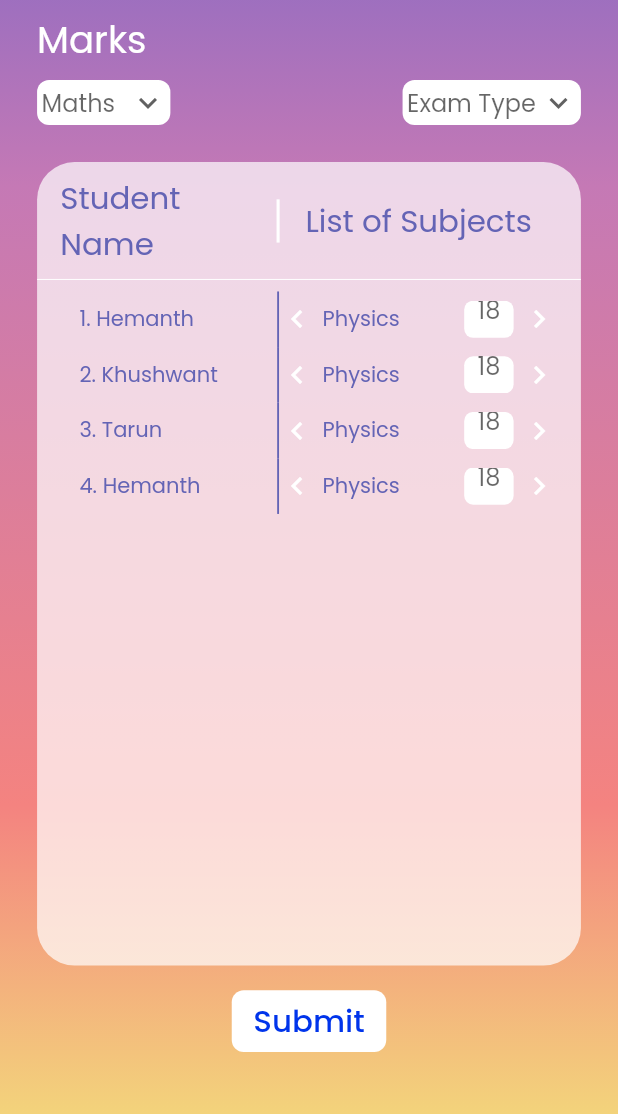
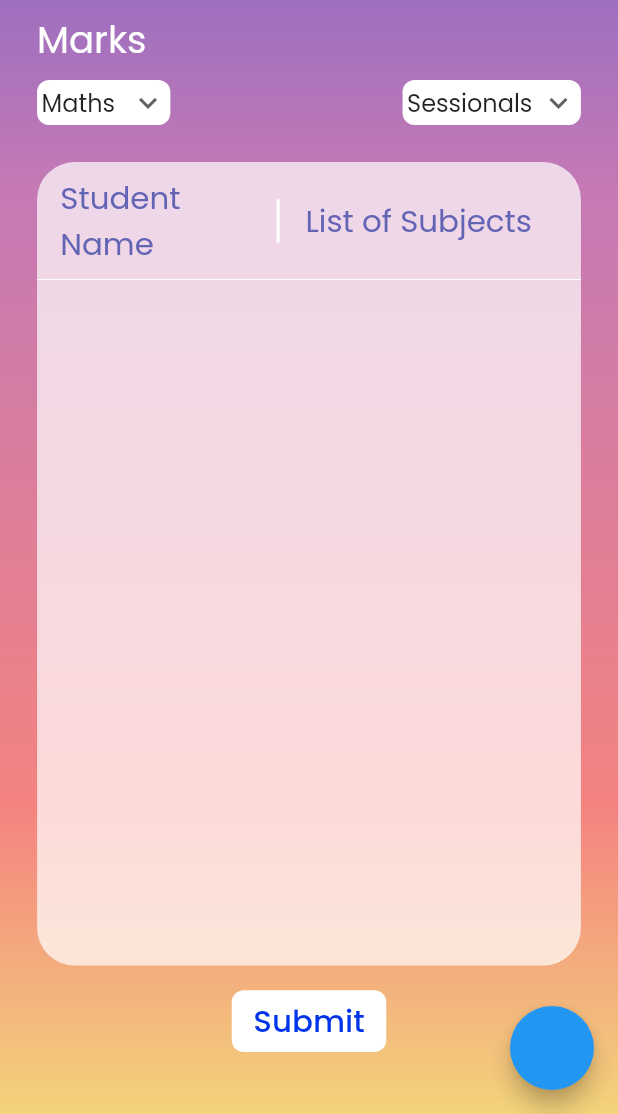
Before and after one commit to IVARA-Application/IV-APP-DEV-TEAM-2, a Flutter app: the TeacherHomepage screen opened directly, after a tap on "Enter Marks", on a phone screen of 412 x 824 dp, the part 122-1236 px from its top. Run offline on Flutter 3.47's test engine with Material 2 defaults, Android fonts, the phone set to English and light mode, and no system bars; drawn by our look-alikes of carousel_slider; our stand-ins replace cached_network_image, carousel_pro, chewie, circular_countdown_timer, cloud_firestore, dropdown_formfield and 14 more; missing offline and left inert: condition, flutter_cached_pdfview, flutter_downloader, flutter_glow; accounts and stored records are empty.

Commit message:
added marks

```diff
--- /dev/null
+++ b/lib/teacher_screen/homepage_screens/Methods/marksMethods.dart
@@ -0,0 +1,26 @@
+import 'package:cloud_firestore/cloud_firestore.dart';
+import 'package:firebase_core/firebase_core.dart';
+
+class MarksMethod {
+  static Future getMarks(int clasS) async {
+    List<Map<String, dynamic>> studentList = [];
+    QuerySnapshot querySnapshot = await FirebaseFirestore.instance
+        .collection("Users")
+        .where("userType", isEqualTo: "student")
+        .where('class', isEqualTo: clasS)
+        .get();
+    await Future.forEach(querySnapshot.docs, (doc) {
+      studentList
+          .add({'uid': doc['uid'], 'name': doc['name'], 'marks': doc['marks']});
+    });
+    print(studentList.length);
+    return studentList;
+  }
+
+  static void updateMarks(
+      {String uid, String examType, marks}) {
+    FirebaseFirestore.instance.collection("Users").doc(uid).update({
+      'marks.$examType': marks,
+    });
+  }
+}
--- a/lib/teacher_screen/homepage_screens/marks.dart
+++ b/lib/teacher_screen/homepage_screens/marks.dart
@@ -1,9 +1,14 @@
+import 'package:cloud_firestore/cloud_firestore.dart';
 import 'package:flutter/material.dart';
 import 'package:new_ivara_app/constant/colours.dart';
 import 'package:new_ivara_app/constant/constants.dart';
 import 'package:carousel_slider/carousel_slider.dart';
+import 'package:new_ivara_app/teacher_screen/homepage_screens/Methods/marksMethods.dart';
 
 class TeacherMarks extends StatefulWidget {
+  int clasS = 7;
+  String currentExamType;
+  TeacherMarks(this.currentExamType);
   @override
   _TeacherMarksState createState() => _TeacherMarksState();
 }
@@ -11,43 +16,13 @@ class TeacherMarks extends StatefulWidget {
 class _TeacherMarksState extends State<TeacherMarks> {
   final GlobalKey<ScaffoldState> _scaffoldKey = new GlobalKey<ScaffoldState>();
   List<String> subjects = ['Maths', 'Physics', 'Hindi', 'English'];
-  List<String> examType = ['Exam Type', 'Sessionals', 'Half-Yearly', 'Finals'];
+  List<String> examType = ['Sessionals', 'Half-Yearly', 'Finals'];
 
-  List marks = [
-    {
-      'name': 'Hemanth',
-      'marks': [
-        {'subjectName': 'Physics', 'marks': '18'},
-        {'subjectName': 'Chemistry', 'marks': '20'},
-        {'subjectName': 'Biology', 'marks': '15'}
-      ]
-    },
-    {
-      'name': 'Khushwant',
-      'marks': [
-        {'subjectName': 'Physics', 'marks': '18'},
-        {'subjectName': 'Chemistry', 'marks': '20'},
-        {'subjectName': 'Biology', 'marks': '15'}
-      ]
-    },
-    {
-      'name': 'Tarun',
-      'marks': [
-        {'subjectName': 'Physics', 'marks': '18'},
-        {'subjectName': 'Chemistry', 'marks': '20'},
-        {'subjectName': 'Biology', 'marks': '15'}
-      ]
-    },
-    {
-      'name': 'Hemanth',
-      'marks': [
-        {'subjectName': 'Physics', 'marks': '18'},
-        {'subjectName': 'Chemistry', 'marks': '20'},
-        {'subjectName': 'Biology', 'marks': '15'}
-      ]
-    }
-  ];
-  Widget makeDropDown({List<String> list, onchanged}) {
+  bool isLoading = false;
+  List<Map<String, dynamic>> studentList = [];
+  List marks = [];
+  CarouselController buttonCarouselController;
+  Widget makeDropDown({List<String> list, onchanged, String type}) {
     return Container(
       decoration: BoxDecoration(
           borderRadius: BorderRadius.all(Radius.circular(8)),
@@ -59,6 +34,7 @@ class _TeacherMarksState extends State<TeacherMarks> {
             isDense: true,
             elevation: 0,
             hint: Text(list[0]),
+            value: type == "exam" ? widget.currentExamType : "Maths",
             icon: Icon(Icons.keyboard_arrow_down),
             items: list.map((String value) {
               return DropdownMenuItem<String>(
@@ -74,13 +50,15 @@ class _TeacherMarksState extends State<TeacherMarks> {
   }
 
   Widget makeStudentList(height, width) {
+    print("MAKESTUDENTLIST CALEED");
     return MediaQuery.removePadding(
       context: context,
       removeTop: true,
       child: ListView.builder(
           itemCount: marks.length,
           itemBuilder: (context, index) {
-            CarouselController buttonCarouselController = CarouselController();
+            buttonCarouselController = CarouselController();
+
             return Row(
               mainAxisAlignment: MainAxisAlignment.center,
               children: [
@@ -113,10 +91,10 @@ class _TeacherMarksState extends State<TeacherMarks> {
                             options: CarouselOptions(
                               viewportFraction: 1.0,
                               enlargeCenterPage: false,
+                              initialPage: 0,
                             ),
-                            items: marks[index]['marks'].map<Widget>((i) {
-                              return Builder(
-                                builder: (BuildContext context) {
+                            items: marks[index]['marks'].map<Widget>(
+                              (i) {
                                 return Container(
                                     width: MediaQuery.of(context).size.width,
                                     margin:
@@ -138,15 +116,42 @@ class _TeacherMarksState extends State<TeacherMarks> {
                                                     BorderRadius.circular(6),
                                                 color: Colors.white),
                                             child: Center(
-                                                child: TextField(
+                                              child: TextFormField(
                                                 textAlign: TextAlign.center,
+                                                onChanged: (value) async {
+                                                  print(value);
+                                                  int flag = -1;
+                                                  Future.forEach(
+                                                      marks[index]['marks'],
+                                                      (listMarks) {
+                                                    flag++;
+                                                    if (listMarks[
+                                                            'subjectName'] ==
+                                                        i['subjectName']) {
+                                                      if (value.isNotEmpty) {
+                                                        marks[index]['marks']
+                                                                    [flag]
+                                                                ['marks'] =
+                                                            int.parse(value);
+                                                        MarksMethod.updateMarks(
+                                                          uid: marks[index]
+                                                              ['uid'],
+                                                          examType: widget
+                                                              .currentExamType,
+                                                          marks: marks[index]
+                                                              ['marks'],
+                                                        );
+                                                        print(marks[index]
+                                                            ['marks']);
+                                                      }
+                                                    }
+                                                  });
+                                                },
+                                                initialValue:
+                                                    i['marks'].toString(),
                                                 decoration: InputDecoration(
-                                                      contentPadding:
-                                                          EdgeInsets.only(
-                                                              bottom: height *
-                                                                  0.015),
                                                   border: InputBorder.none,
-                                                      hintText: i['marks']),
+                                                ),
                                               ),
                                             ),
                                           )
@@ -154,8 +159,7 @@ class _TeacherMarksState extends State<TeacherMarks> {
                                       ),
                                     ));
                               },
-                              );
-                            }).toList(),
+                            ).toList(),
                           ),
                         ),
                         GestureDetector(
@@ -175,12 +179,74 @@ class _TeacherMarksState extends State<TeacherMarks> {
   }
 
   @override
+  void initState() {
+    // TODO: implement initState
+    super.initState();
+    getMarks();
+  }
+
+  void getMarks() async {
+    setState(() {
+      isLoading = true;
+    });
+    studentList = await MarksMethod.getMarks(widget.clasS);
+    await makeMarksList(widget.currentExamType);
+    setState(() {
+      isLoading = false;
+    });
+  }
+
+  Future makeMarksList(String examType) async {
+    marks = [];
+    await Future.forEach(studentList, (student) {
+      marks.add({
+        'uid': student['uid'],
+        'name': student['name'],
+        'marks': student['marks'][examType]
+      });
+    });
+    print(marks);
+  }
+
+  @override
   Widget build(BuildContext context) {
     double height = MediaQuery.of(context).size.height;
     double width = MediaQuery.of(context).size.width;
     return Scaffold(
       key: _scaffoldKey,
       //drawer: StudentDrawer(),
+      floatingActionButton: FloatingActionButton(
+        onPressed: () {
+          FirebaseFirestore.instance
+              .collection("Users")
+              .where("userType", isEqualTo: "student")
+              .where("class", isEqualTo: 7)
+              .get()
+              .then((QuerySnapshot querySnapshot) {
+            querySnapshot.docs.forEach((doc) {
+              FirebaseFirestore.instance.collection("Users").doc(doc.id).set({
+                'marks': {
+                  'Sessionals': [
+                    {'subjectName': 'Hindi', 'marks': 10},
+                    {'subjectName': 'English', 'marks': 15},
+                    {'subjectName': 'Maths', 'marks': 20},
+                  ],
+                  'Half-Yearly': [
+                    {'subjectName': 'Hindi', 'marks': 10},
+                    {'subjectName': 'English', 'marks': 15},
+                    {'subjectName': 'Maths', 'marks': 20},
+                  ],
+                  'Finals': [
+                    {'subjectName': 'Hindi', 'marks': 10},
+                    {'subjectName': 'English', 'marks': 15},
+                    {'subjectName': 'Maths', 'marks': 20},
+                  ]
+                }
+              }, SetOptions(merge: true));
+            });
+          });
+        },
+      ),
       body: Container(
           decoration: kBGdecoration,
           height: double.infinity,
@@ -229,8 +295,20 @@ class _TeacherMarksState extends State<TeacherMarks> {
                   Row(
                     mainAxisAlignment: MainAxisAlignment.spaceBetween,
                     children: [
-                      makeDropDown(list: subjects, onchanged: (_) {}),
-                      makeDropDown(list: examType, onchanged: (_) {})
+                      makeDropDown(
+                          list: subjects, onchanged: (_) {}, type: "subjects"),
+                      makeDropDown(
+                          list: examType,
+                          onchanged: (value) async {
+                            Navigator.pop(context);
+                            Navigator.push(
+                              context,
+                              MaterialPageRoute(
+                                builder: (context) => TeacherMarks(value),
+                              ),
+                            );
+                          },
+                          type: "exam")
                     ],
                   ),
                   SizedBox(height: height * 0.03),
@@ -269,7 +347,9 @@ class _TeacherMarksState extends State<TeacherMarks> {
                             ],
                           ),
                           Divider(color: Colors.white),
-                          Expanded(
+                          isLoading
+                              ? CircularProgressIndicator()
+                              : Expanded(
                                   child: makeStudentList(height, width),
                                 )
                         ],
--- a/lib/teacher_screen/teacher_homepage.dart
+++ b/lib/teacher_screen/teacher_homepage.dart
@@ -189,7 +189,7 @@ class TeacherHomepage extends StatelessWidget {
                                   Navigator.push(
                                       context,
                                       MaterialPageRoute(
-                                          builder: (context) => TeacherMarks()))
+                                          builder: (context) => TeacherMarks('Sessionals')))
                                 },
                                 child: Padding(
                                   padding: const EdgeInsets.only(top: 1.0),
```
Also changed, not shown: lib/Controllers/authController.dart (+18 -0 lines). Lines whose indentation alone changed are shown as unchanged.
